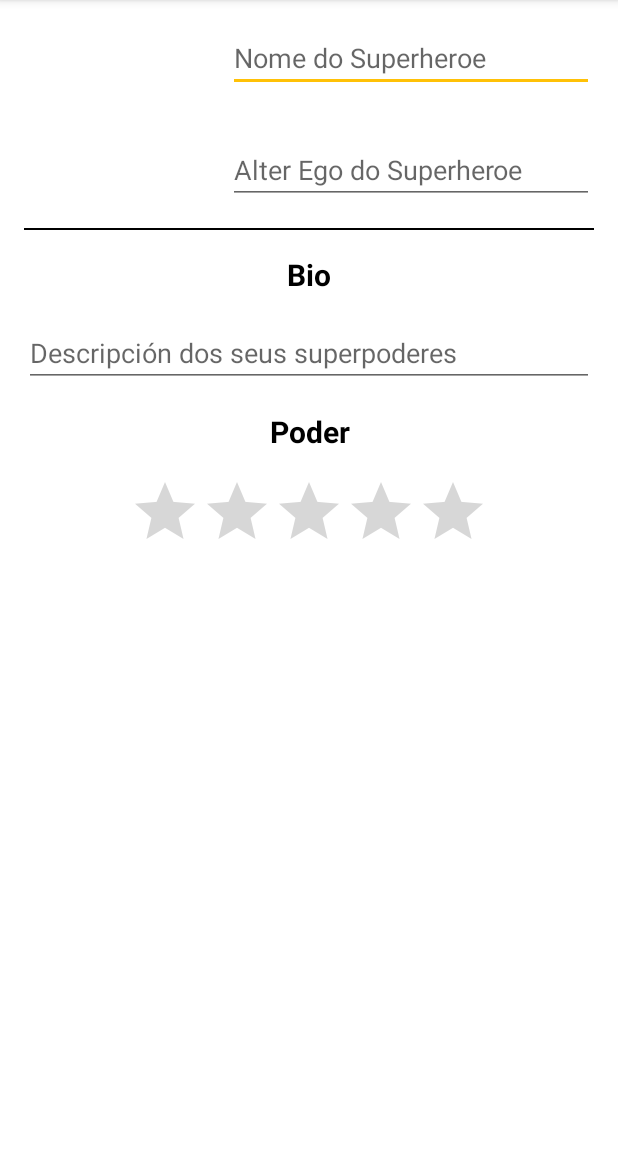
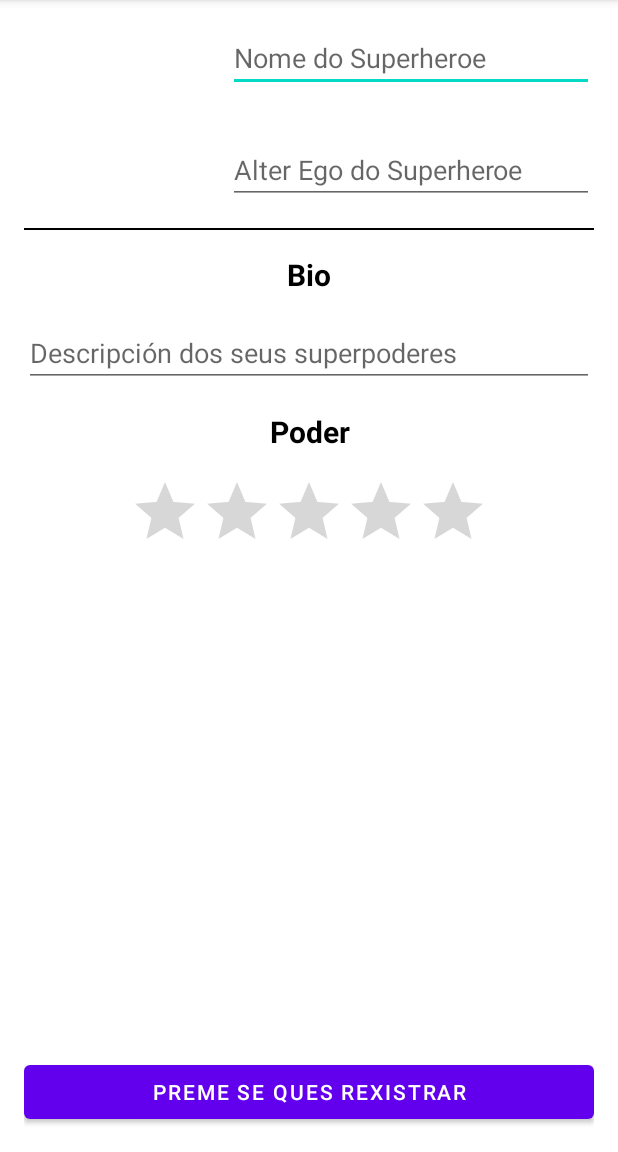
Before and after one commit to Marta2192/Android_Registro_Superheroes, an Android app: the screen it shows after launch (MainActivity), on a phone screen of 412 x 824 dp, the part 84-1236 px from its top. Run offline under Robolectric (Android 15) with nearby library versions, the phone set to English and light mode, and no system bars.

Commit message:
Finalizado diseño primera pantalla

```diff
--- a/app/src/main/res/layout/activity_main.xml
+++ b/app/src/main/res/layout/activity_main.xml
@@ -11,7 +11,7 @@
         android:id="@+id/foto"
         android:layout_width="120dp"
         android:layout_height="120dp"
-        tools:src="@tools:sample/avatars" />
+        tools:src="@android:drawable/ic_menu_camera" />
 
     <EditText
         android:id="@+id/nome"
@@ -76,7 +76,13 @@
         android:layout_height="wrap_content"
         android:layout_below="@+id/poder"
         android:layout_centerHorizontal="true"
-        android:layout_marginTop="16dp"
-        />
+        android:progressTint="@color/yellow"
+        android:layout_marginTop="16dp" />
+
+    <Button
+        android:layout_width="match_parent"
+        android:layout_height="wrap_content"
+        android:text="Preme se ques REXISTRAR"
+        android:layout_alignParentBottom="true"/>
 
   </RelativeLayout>
--- a/app/src/main/res/values/colors.xml
+++ b/app/src/main/res/values/colors.xml
@@ -3,8 +3,9 @@
     <color name="purple_200">#FFBB86FC</color>
     <color name="purple_500">#FF6200EE</color>
     <color name="purple_700">#FF3700B3</color>
-    <color name="teal_200">#FFC107</color>
+    <color name="teal_200">#FF03DAC5</color>
     <color name="teal_700">#FF018786</color>
     <color name="black">#FF000000</color>
     <color name="white">#FFFFFFFF</color>
+    <color name="yellow">#FFC107</color>
 </resources>
```
